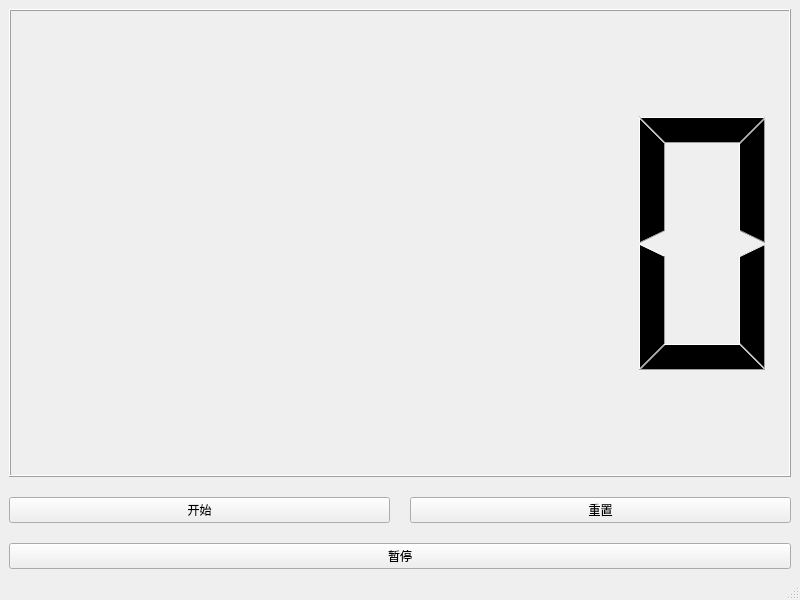
Qt form SouceCode/Calcuwork/potato.ui (lolobilibili/Calculator) before a commit.
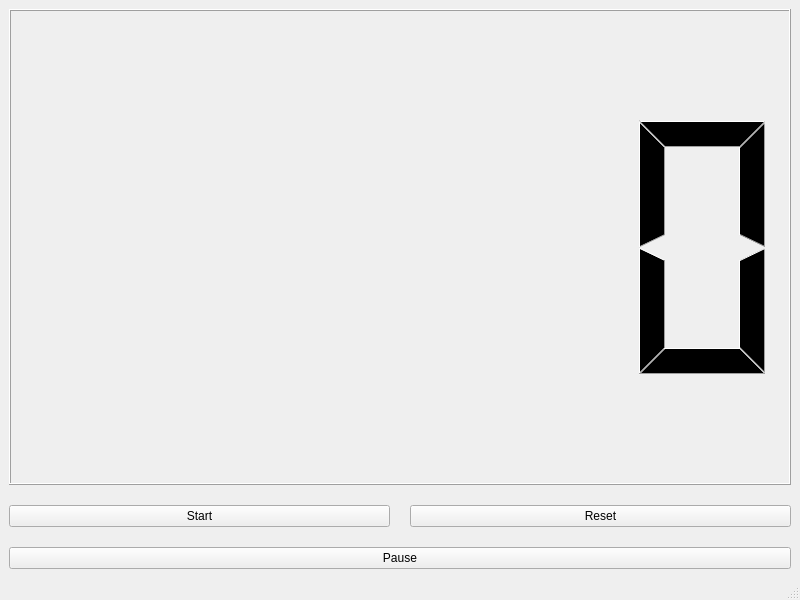
The same form after that commit.

What changed in the file:
```diff
--- a/SouceCode/Calcuwork/potato.ui
+++ b/SouceCode/Calcuwork/potato.ui
@@ -37,14 +37,14 @@
            </size>
           </property>
           <property name="text">
-           <string>开始</string>
+           <string>Start</string>
           </property>
          </widget>
         </item>
         <item>
          <widget class="QPushButton" name="pushButton_2">
           <property name="text">
-           <string>重置</string>
+           <string>Reset</string>
           </property>
          </widget>
         </item>
@@ -53,7 +53,7 @@
       <item>
        <widget class="QPushButton" name="pushButton_3">
         <property name="text">
-         <string>暂停</string>
+         <string>Pause</string>
         </property>
        </widget>
       </item>
```
